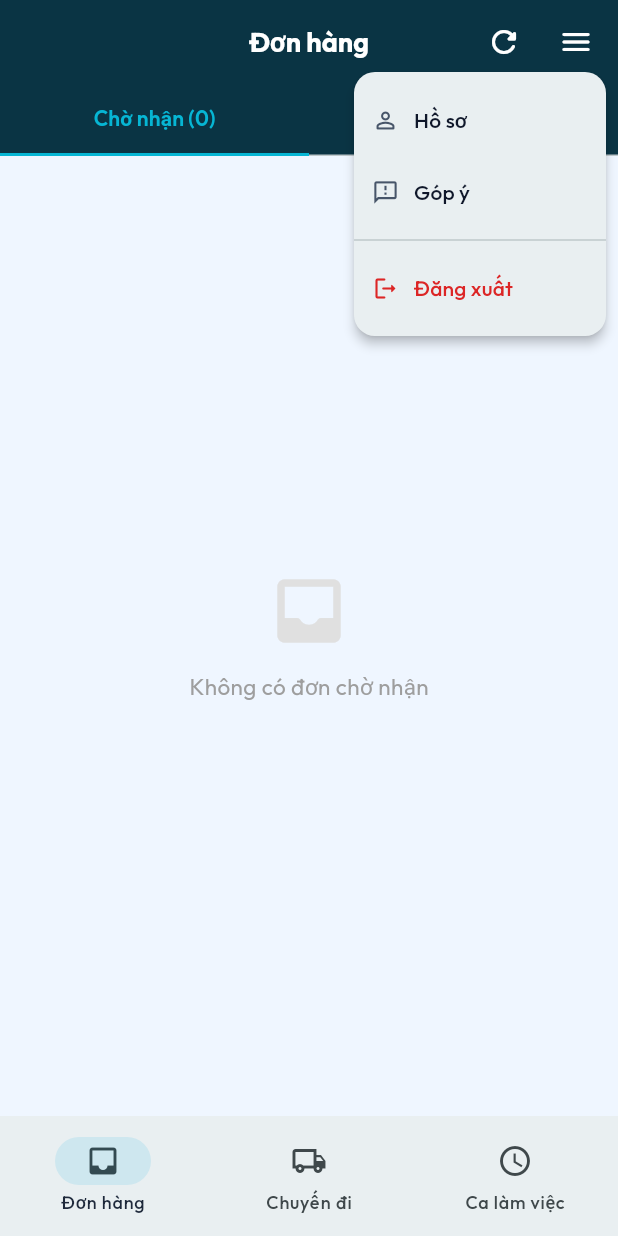
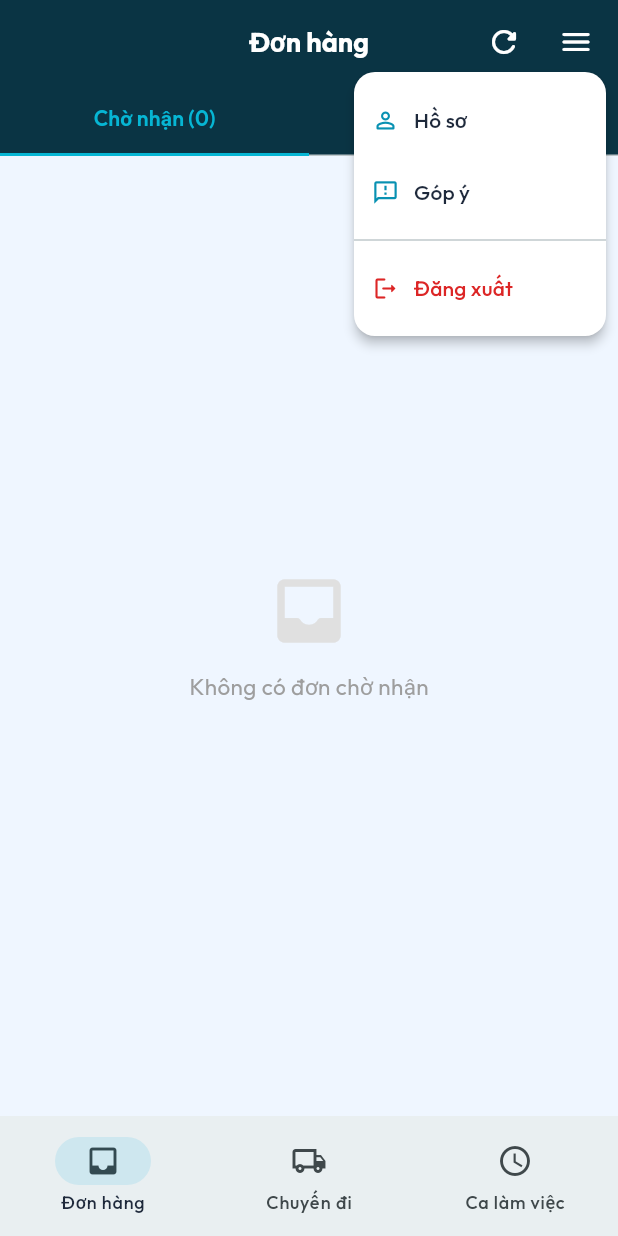
Before and after one commit to ikalabcas-netizen/adc-delivery-system, a Flutter app: the OrdersScreen screen opened by its route, after a tap on the "menu" icon, on a phone screen of 412 x 824 dp. Run offline on Flutter 3.47's test engine with Material 3 defaults, Android fonts, the phone set to English and light mode, and no system bars; our stand-ins replace flutter_riverpod, go_router, google_fonts, google_sign_in, image_picker, supabase_flutter; accounts and stored records are empty.

Commit message:
fix: popup menu white background + high contrast text; update design skill with contrast rule

```diff
--- a/apps/mobile_app/lib/features/shell/app_shell.dart
+++ b/apps/mobile_app/lib/features/shell/app_shell.dart
@@ -63,6 +63,9 @@ class HamburgerMenu extends StatelessWidget {
   Widget build(BuildContext context) {
     return PopupMenuButton<String>(
       icon: const Icon(Icons.menu_rounded, color: Colors.white),
+      // Force white background so text is always readable regardless of theme
+      color: Colors.white,
+      surfaceTintColor: Colors.transparent,
       shape: RoundedRectangleBorder(borderRadius: BorderRadius.circular(14)),
       offset: const Offset(0, 44),
       itemBuilder: (_) => [
@@ -85,7 +88,6 @@ class HamburgerMenu extends StatelessWidget {
           case 'profile':
             context.go('/profile');
           case 'feedback':
-            // TODO: open feedback form
             ScaffoldMessenger.of(context).showSnackBar(
               const SnackBar(content: Text('Chức năng góp ý sẽ sớm ra mắt')));
           case 'logout':
@@ -97,8 +99,12 @@ class HamburgerMenu extends StatelessWidget {
   }
 
   Widget _menuItem(IconData icon, String label, {Color? color}) => Row(children: [
-    Icon(icon, size: 18, color: color ?? const Color(0xFF475569)),
+    Icon(icon, size: 18, color: color ?? const Color(0xFF0891B2)),
     const SizedBox(width: 10),
-    Text(label, style: TextStyle(fontSize: 14, color: color ?? const Color(0xFF0f172a))),
+    Text(label, style: TextStyle(
+      fontSize: 14,
+      fontWeight: FontWeight.w500,
+      color: color ?? const Color(0xFF1E293B), // slate-800 — high contrast on white
+    )),
   ]);
 }
```
Also changed, not shown: 1 other file.
